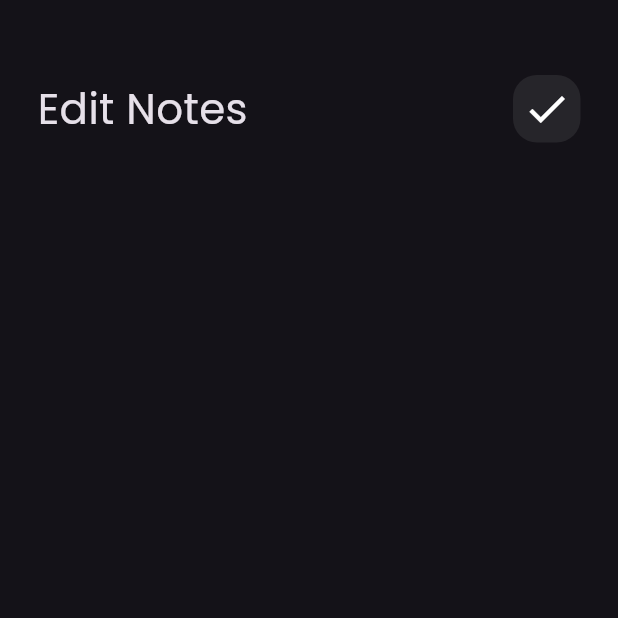
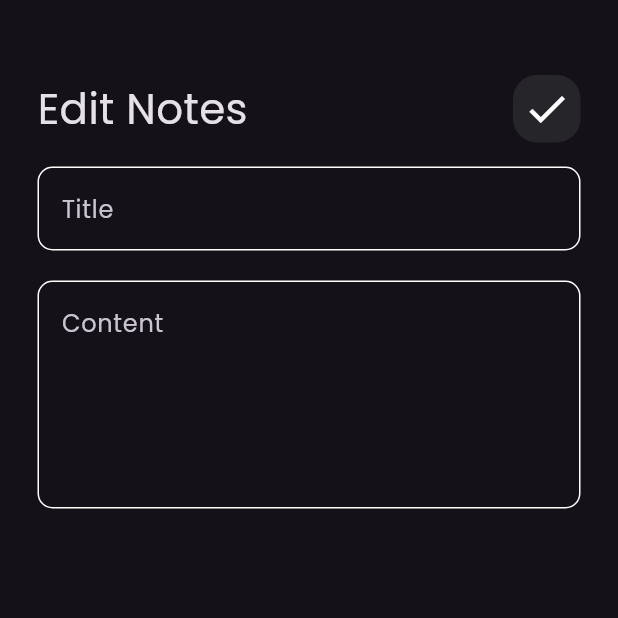
Before and after one commit to iYoussefAdly/notes_app, a Flutter app: the EditView screen opened directly, on a phone screen of 412 x 824 dp, the top half of it. Run offline on Flutter 3.47's test engine with Material 3 defaults, Android fonts, the phone set to English and light mode, and no system bars.

Commit message:
EditNoteViewBody ui done

```diff
--- a/lib/widgets/edit_note_view_body.dart
+++ b/lib/widgets/edit_note_view_body.dart
@@ -1,5 +1,6 @@
 import 'package:flutter/material.dart';
 import 'package:notes_app/widgets/custom_app_bar.dart';
+import 'package:notes_app/widgets/custom_text_field.dart';
 
 class EditNoteViewBody extends StatelessWidget {
   const EditNoteViewBody({super.key});
@@ -11,6 +12,14 @@ class EditNoteViewBody extends StatelessWidget {
       child: Column(
         children: [
           CustomAppBar(titleOfAppBar: 'Edit Notes',icon: Icons.check,),
+          SizedBox(
+            height: 16,
+          ),
+          CustomTextField(hint: 'Title'),
+          SizedBox(
+            height: 20,
+          ),
+          CustomTextField(hint: 'Content',maxLines: 5,)
         ],
       ),
     );
```
